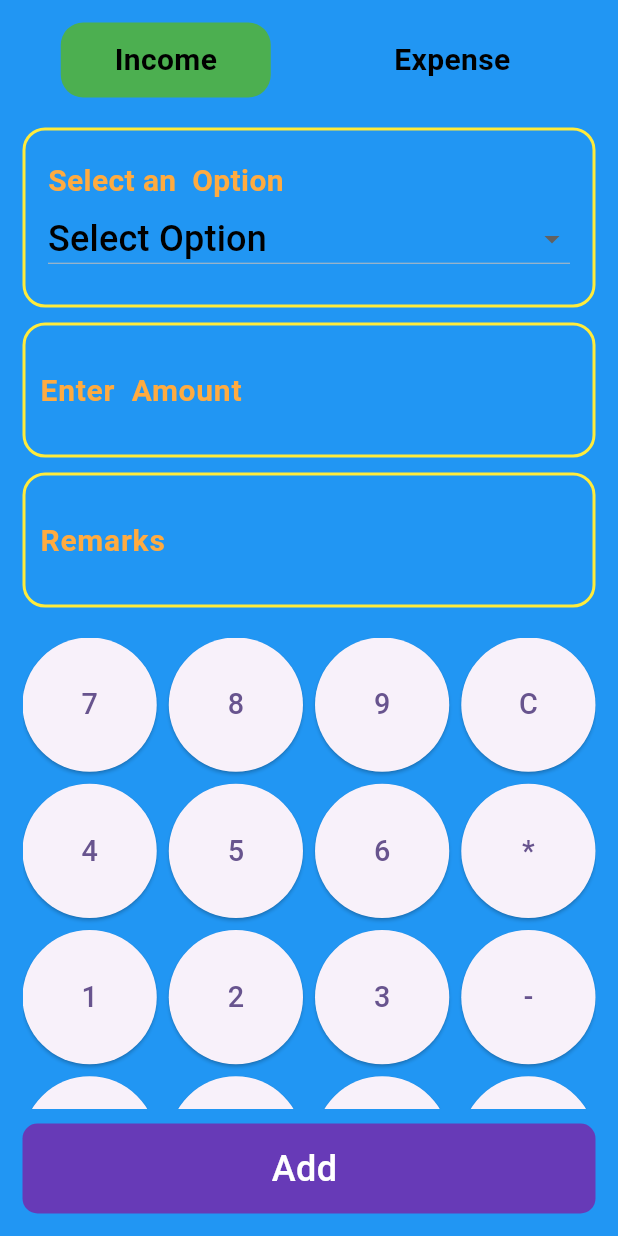
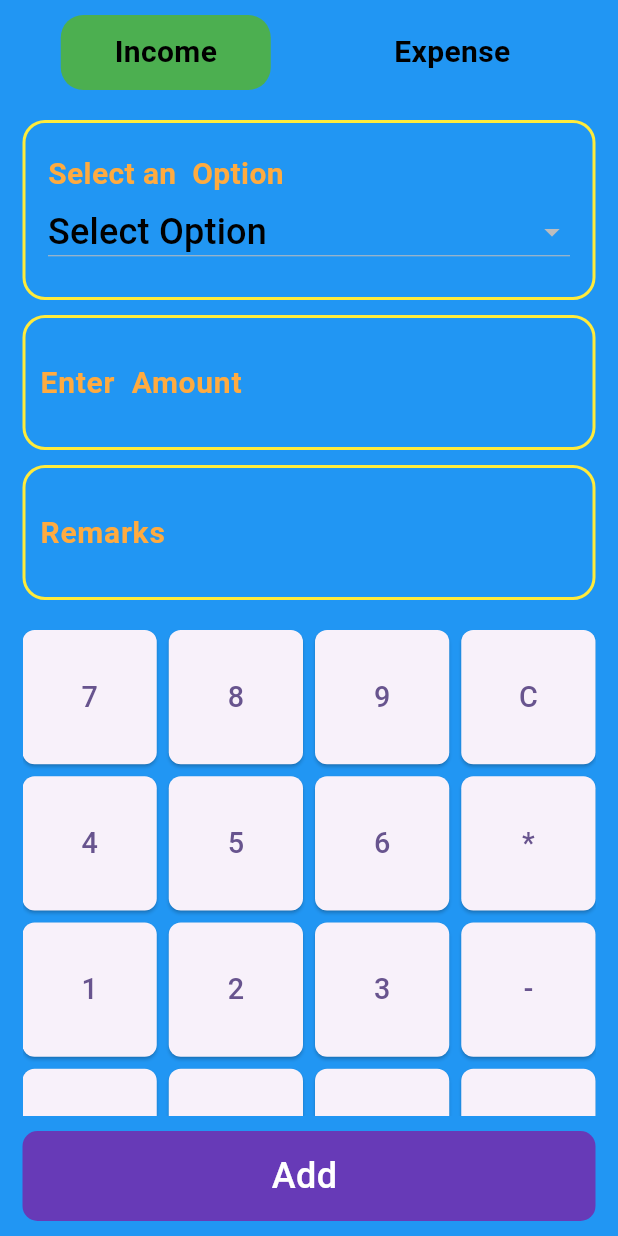
Before and after one commit to rabiaryal/budget_planner_022, a Flutter app: the InitialInfoPage screen opened directly, on a phone screen of 412 x 824 dp. Run offline on Flutter 3.47's test engine with Material 3 defaults, Android fonts, the phone set to English and light mode, and no system bars; our stand-ins replace another_flushbar, firebase_auth, fluttertoast; missing offline and left inert: function_tree; accounts and stored records are empty.

Commit message:
UI Correction and pixels problems solved

```diff
--- a/lib/home/amount/amounthome.dart
+++ b/lib/home/amount/amounthome.dart
@@ -45,10 +45,12 @@ class _InitialInfoPageState extends State<InitialInfoPage> {
   }
 
   List<String> decideOption(String title) {
-    if (_titleString == title) {
+    if (title == "Expense") {
       return expenseItem;
+    } else if (title == "Income") {
+      return incomeItem;
     } else {
-      return incomeItem;
+      return [];
     }
   }
 
@@ -90,7 +92,7 @@ class _InitialInfoPageState extends State<InitialInfoPage> {
         onTap: () => FocusScope.of(context).unfocus(),
         child: SafeArea(
           child: Padding(
-            padding: const EdgeInsets.symmetric(horizontal: 15, vertical: 15),
+            padding: const EdgeInsets.symmetric(horizontal: 15, vertical: 10),
             child: Column(
               children: [
                 BudgetTypeSelector(
--- a/lib/home/amount/calculatorgrid.dart
+++ b/lib/home/amount/calculatorgrid.dart
@@ -15,10 +15,22 @@ class CalculatorGrid extends StatelessWidget {
   @override
   Widget build(BuildContext context) {
     final buttons = [
-      '7', '8', '9', 'C',
-      '4', '5', '6', '*',
-      '1', '2', '3', '-',
-      '0', '.', '=', '+',
+      '7',
+      '8',
+      '9',
+      'C',
+      '4',
+      '5',
+      '6',
+      '*',
+      '1',
+      '2',
+      '3',
+      '-',
+      '0',
+      '.',
+      '=',
+      '+',
     ];
 
     // Define the scaling factor
@@ -49,10 +61,14 @@ class CalculatorGrid extends StatelessWidget {
                         : () => onButtonPressed(value),
                 child: Text(
                   value,
-                  style: TextStyle(fontSize: 24 * scaleFactor), // Scale font size
+                  style:
+                      TextStyle(fontSize: 24 * scaleFactor), // Scale font size
                 ),
                 style: ElevatedButton.styleFrom(
                   padding: EdgeInsets.all(10.0 * scaleFactor), // Scale padding
+                  shape: RoundedRectangleBorder(
+                    borderRadius: BorderRadius.circular(8), // Decreased radius
+                  ),
                 ),
               ),
             );
```
